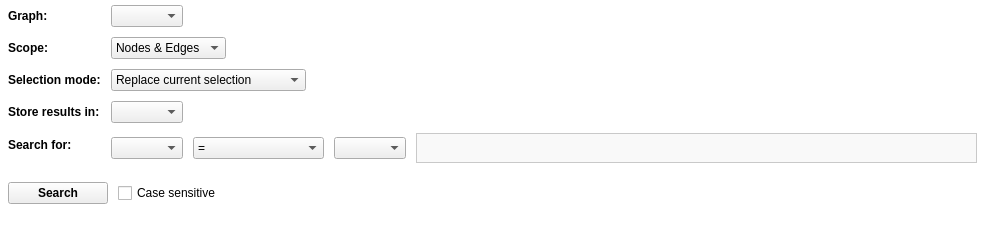
Above: plugins/perspective/GraphPerspective/designer/SearchWidget.ui from Tulip-Dev/tulip before the change. Below: the same form after it.
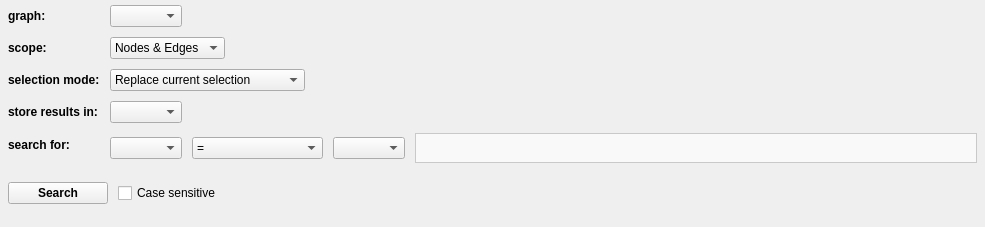
That is the form after the change. Icons and pictures are not drawn. Custom widgets are drawn as their Qt base class.

What changed in the file:
```diff
--- a/plugins/perspective/GraphPerspective/designer/SearchWidget.ui
+++ b/plugins/perspective/GraphPerspective/designer/SearchWidget.ui
@@ -16,11 +16,6 @@
     <verstretch>0</verstretch>
    </sizepolicy>
   </property>
-  <property name="styleSheet">
-   <string notr="true">.QWidget, QScrollArea, .QFrame {
-background-color: white;
-}</string>
-  </property>
   <layout class="QVBoxLayout" name="verticalLayout">
    <property name="spacing">
     <number>0</number>
@@ -104,7 +99,7 @@
                <string>Choose the graph on which the search will be performed</string>
               </property>
               <property name="text">
-               <string>Graph:</string>
+               <string>graph:</string>
               </property>
              </widget>
             </item>
@@ -142,7 +137,7 @@
                <string>Choose the element type on which the search will be performed</string>
               </property>
               <property name="text">
-               <string>Scope:</string>
+               <string>scope:</string>
               </property>
              </widget>
             </item>
@@ -195,7 +190,7 @@
                <string>Choose graph property into which the found elements will be added</string>
               </property>
               <property name="text">
-               <string>Store results in:</string>
+               <string>store results in:</string>
               </property>
              </widget>
             </item>
@@ -227,7 +222,7 @@
                </sizepolicy>
               </property>
               <property name="text">
-               <string>Search for:</string>
+               <string>search for:</string>
               </property>
              </widget>
             </item>
@@ -420,7 +415,10 @@
             <item row="2" column="0">
              <widget class="QLabel" name="label">
               <property name="text">
-               <string>Selection mode:</string>
+               <string>selection mode:</string>
+              </property>
+              <property name="toolTip">
+               <string>Choose 'Do not modify selection' to only count the number of nodes/edges found</string>
               </property>
              </widget>
             </item>
```
Left out of the diff: 41 changed lines with no effect on the pictures.
